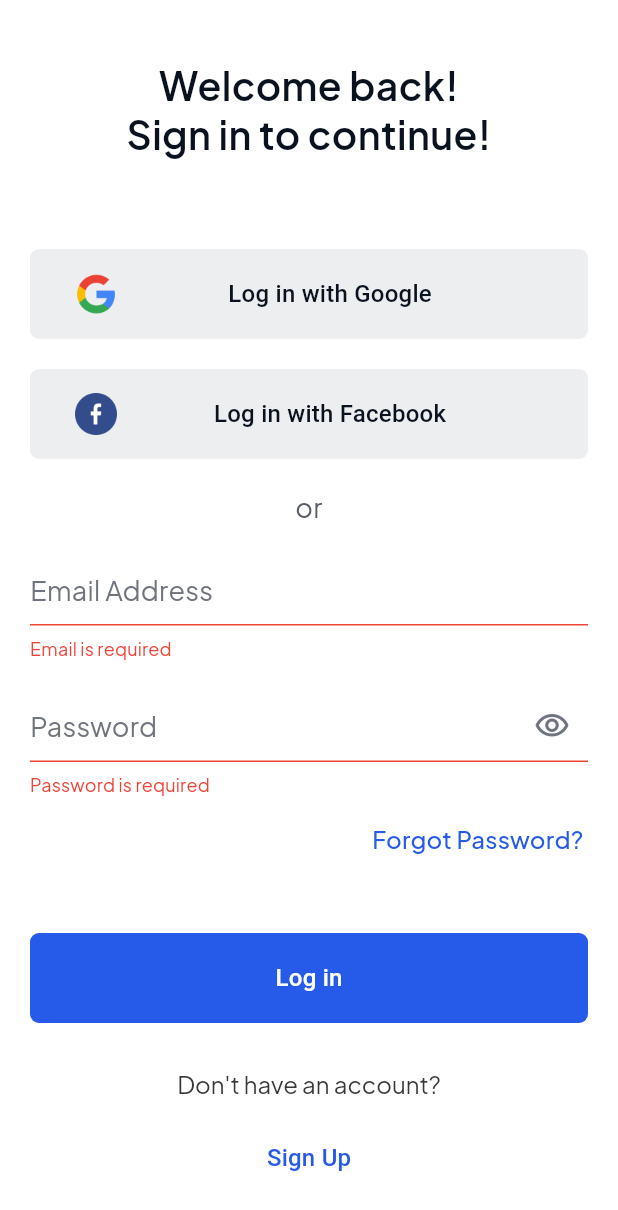
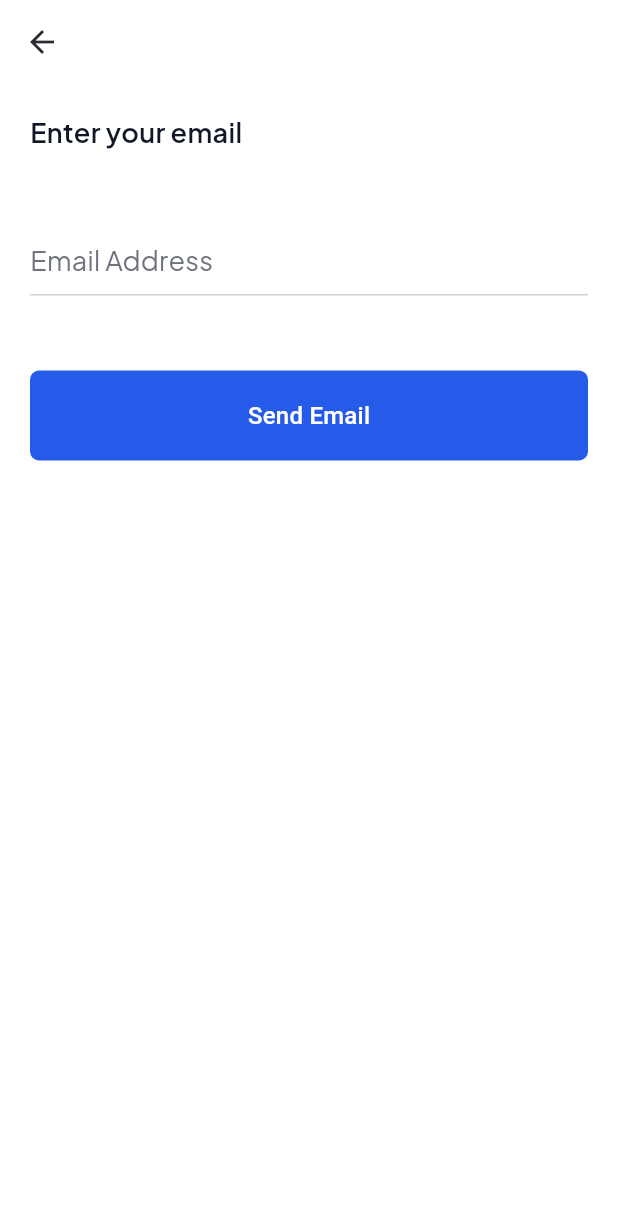
Before and after one commit to Manuelkpatsu/educo, a Flutter app: the LoginScreen screen opened by its route, after a tap on "Log in", after a tap on "Forgot Password?", on a phone screen of 412 x 824 dp. Shown: the top 1210 px of the screen. Run offline on Flutter 3.47's test engine with Material 2 defaults, Android fonts, the phone set to English and light mode, and no system bars; our stand-ins replace animated_splash_screen, equatable, google_fonts, page_transition, smooth_page_indicator.

Commit message:
Implement forgot password screen

```diff
--- a/lib/router.dart
+++ b/lib/router.dart
@@ -1,5 +1,6 @@
 import 'package:flutter/material.dart';
 
+import 'screen/auth/forgot_password/forgot_password_screen.dart';
 import 'screen/auth/login/login_screen.dart';
 import 'screen/auth/sign_up/sign_up_screen.dart';
 import 'screen/auth/sign_up_form/sign_up_form_screen.dart';
@@ -15,6 +16,8 @@ Route<dynamic> generateRoute(RouteSettings settings) {
       return MaterialPageRoute(builder: (_) => const SignUpScreen());
     case SignUpFormScreen.routeName:
       return MaterialPageRoute(builder: (_) => const SignUpFormScreen());
+    case ForgotPasswordScreen.routeName:
+      return MaterialPageRoute(builder: (_) => const ForgotPasswordScreen());
     default:
       return MaterialPageRoute(
         builder: (_) => Scaffold(
--- /dev/null
+++ b/lib/screen/auth/forgot_password/forgot_password_screen.dart
@@ -0,0 +1,62 @@
+import 'package:educo/screen/widget/custom_button.dart';
+import 'package:educo/screen/widget/text_input_field.dart';
+import 'package:educo/utils/validator.dart';
+import 'package:flutter/material.dart';
+
+import 'widget/enter_email_text.dart';
+
+class ForgotPasswordScreen extends StatefulWidget {
+  static const routeName = '/forgot_password';
+
+  const ForgotPasswordScreen({super.key});
+
+  @override
+  State<ForgotPasswordScreen> createState() => _ForgotPasswordScreenState();
+}
+
+class _ForgotPasswordScreenState extends State<ForgotPasswordScreen> {
+  final GlobalKey<FormState> _forgotPasswordFormKey = GlobalKey<FormState>();
+  final TextEditingController _emailController = TextEditingController();
+
+  @override
+  void dispose() {
+    _emailController.dispose();
+    super.dispose();
+  }
+
+  @override
+  Widget build(BuildContext context) {
+    return Scaffold(
+      appBar: AppBar(),
+      body: SingleChildScrollView(
+        padding: const EdgeInsets.symmetric(horizontal: 20),
+        keyboardDismissBehavior: ScrollViewKeyboardDismissBehavior.onDrag,
+        child: Form(
+          key: _forgotPasswordFormKey,
+          child: Column(
+            children: [
+              const SizedBox(height: 20),
+              const EnterEmailText(),
+              const SizedBox(height: 50),
+              TextInputField(
+                controller: _emailController,
+                hintText: 'Email Address',
+                inputType: TextInputType.emailAddress,
+                inputAction: TextInputAction.done,
+                validator: Validator.email,
+              ),
+              const SizedBox(height: 50),
+              CustomButton(
+                onPressed: () {
+                  if (_forgotPasswordFormKey.currentState!.validate()) {}
+                },
+                widget: const Text('Send Email'),
+              ),
+              const SizedBox(height: 20),
+            ],
+          ),
+        ),
+      ),
+    );
+  }
+}
--- /dev/null
+++ b/lib/screen/auth/forgot_password/widget/enter_email_text.dart
@@ -0,0 +1,21 @@
+import 'package:educo/theme/custom_color.dart';
+import 'package:educo/theme/custom_text_style.dart';
+import 'package:flutter/material.dart';
+
+class EnterEmailText extends StatelessWidget {
+  const EnterEmailText({super.key});
+
+  @override
+  Widget build(BuildContext context) {
+    return Align(
+      alignment: Alignment.centerLeft,
+      child: Text(
+        'Enter your email',
+        style: CustomTextStyle.titleThreeMedium.copyWith(
+          color: CustomColor.titleColor,
+          fontWeight: FontWeight.w600,
+        ),
+      ),
+    );
+  }
+}
--- a/lib/screen/auth/login/login_screen.dart
+++ b/lib/screen/auth/login/login_screen.dart
@@ -1,3 +1,4 @@
+import 'package:educo/screen/auth/forgot_password/forgot_password_screen.dart';
 import 'package:educo/screen/auth/sign_up/sign_up_screen.dart';
 import 'package:educo/screen/widget/custom_button.dart';
 import 'package:educo/screen/widget/custom_icon_button.dart';
@@ -91,7 +92,9 @@ class _LoginScreenState extends State<LoginScreen> {
                   validator: Validator.password,
                 ),
                 const SizedBox(height: 15),
-                ForgotPasswordButton(onTap: () {}),
+                ForgotPasswordButton(
+                  onTap: () => Navigator.of(context).pushNamed(ForgotPasswordScreen.routeName),
+                ),
                 const SizedBox(height: 50),
                 CustomButton(
                   onPressed: () {
```
